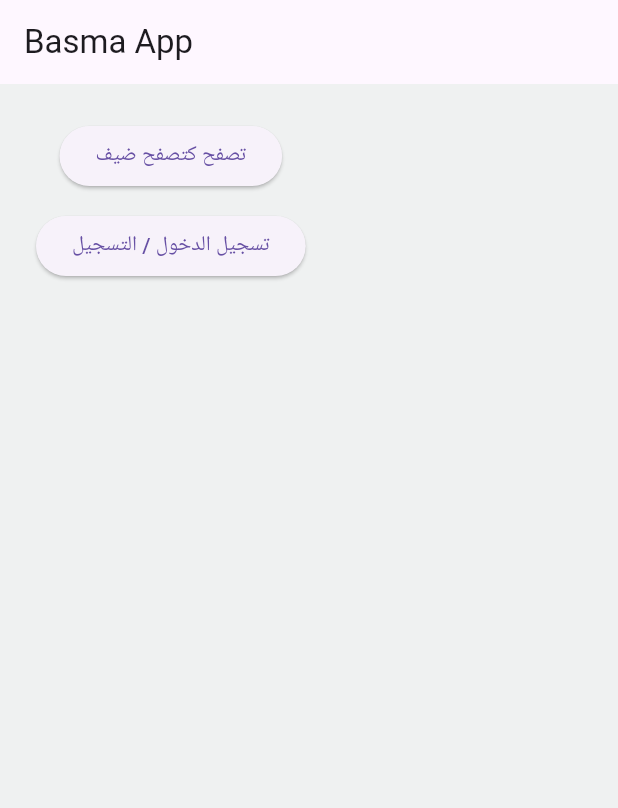
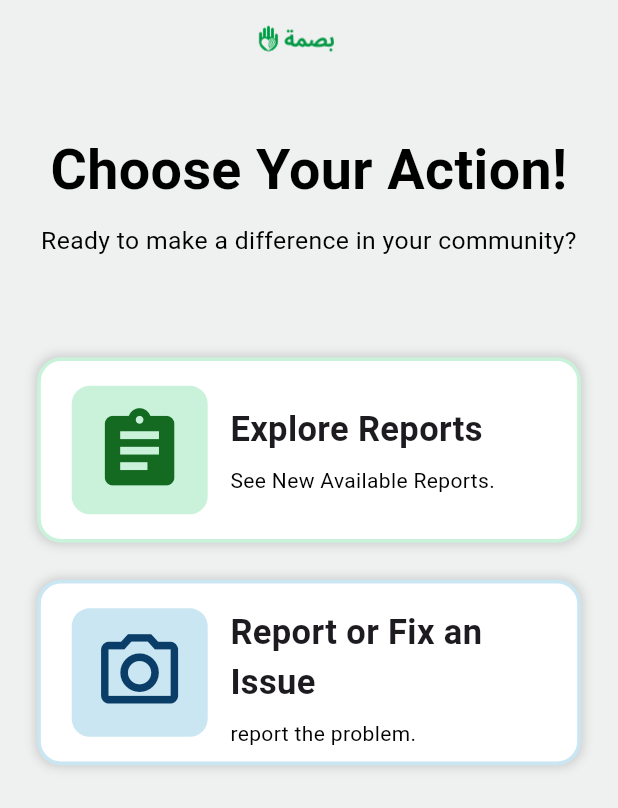
Before and after one commit to alkofahijo/basma-app, a Flutter app: the HomePage screen opened directly, on a phone screen of 412 x 824 dp. Shown: the top 808 px of the screen. Run offline on Flutter 3.47's test engine with Material 3 defaults, Android fonts, the light colour scheme and no system bars; our stand-ins replace image_picker, shared_preferences, smooth_page_indicator; accounts and stored records are empty.

Commit message:
re-design home screen

```diff
--- /dev/null
+++ b/FrontEnd/basma_app/lib/pages/custom_widgets.dart/home_screen_button.dart
@@ -0,0 +1,83 @@
+import 'package:flutter/material.dart';
+
+class HomeScreenButton extends StatelessWidget {
+  final IconData icon;
+  final String title;
+  final String subtitle;
+  final VoidCallback onTap;
+  final Color color;
+  final Color iconColor;
+  const HomeScreenButton({
+    super.key,
+    required this.icon,
+    required this.title,
+    required this.subtitle,
+    required this.onTap,
+    required this.color,
+    required this.iconColor,
+  });
+
+  @override
+  Widget build(BuildContext context) {
+    final size = MediaQuery.of(context).size;
+    return InkWell(
+      onTap: onTap,
+      borderRadius: BorderRadius.circular(16),
+      child: Container(
+        width: size.width * 1.0,
+        height: size.height * 0.15,
+        padding: EdgeInsets.symmetric(
+          vertical: size.height * 0.02,
+          horizontal: size.width * 0.05,
+        ),
+        decoration: BoxDecoration(
+          borderRadius: BorderRadius.circular(16),
+          border: Border.all(color: color, width: 2.5),
+          color: Colors.white,
+          boxShadow: [
+            BoxShadow(
+              // ignore: deprecated_member_use
+              color: const Color.fromARGB(255, 60, 60, 60).withOpacity(0.2),
+              blurRadius: 5,
+              spreadRadius: 1,
+            ),
+          ],
+        ),
+        child: Row(
+          children: [
+            Container(
+              width: size.width * 0.22,
+              height: size.width * 0.22,
+              decoration: BoxDecoration(
+                color: color,
+                borderRadius: BorderRadius.circular(12),
+              ),
+              child: Icon(icon, color: iconColor, size: size.width * 0.15),
+            ),
+            const SizedBox(width: 15),
+            Expanded(
+              child: Column(
+                crossAxisAlignment: CrossAxisAlignment.start,
+                mainAxisAlignment: MainAxisAlignment.center,
+                children: [
+                  Text(
+                    title,
+                    style: const TextStyle(
+                      fontWeight: FontWeight.bold,
+                      fontSize: 23,
+                    ),
+                  ),
+                  SizedBox(height: size.height * 0.009),
+                  Text(
+                    subtitle,
+                    style: const TextStyle(fontSize: 14, color: Colors.black),
+                  ),
+                ],
+              ),
+            ),
+          ],
+        ),
+      ),
+    );
+  }
+}
--- a/FrontEnd/basma_app/lib/pages/home_page.dart
+++ b/FrontEnd/basma_app/lib/pages/home_page.dart
@@ -1,3 +1,4 @@
+import 'package:basma_app/pages/custom_widgets.dart/home_screen_button.dart';
 import 'package:flutter/material.dart';
 import 'guest/guest_select_page.dart';
 import 'auth/login_page.dart';
@@ -6,28 +7,80 @@ class HomePage extends StatelessWidget {
   const HomePage({super.key});
   @override
   Widget build(BuildContext context) {
+    final size = MediaQuery.of(context).size;
     return Scaffold(
-      appBar: AppBar(title: const Text('Basma App')),
+      appBar: AppBar(
+        backgroundColor: Color(0xFFEFF1F1),
+        title: Image.asset(
+          "assets/images/logo-arabic-side.png",
+          height: size.height * 0.05,
+        ),
+        centerTitle: true,
+      ),
       body: Padding(
-        padding: const EdgeInsets.all(24.0),
+        padding: EdgeInsets.symmetric(
+          horizontal: size.width * 0.06,
+          vertical: size.height * 0.04,
+        ),
+        child: Center(
           child: Column(
             children: [
-            ElevatedButton(
-              onPressed: () => Navigator.push(
+              Text(
+                'Choose Your Action!',
+                textAlign: TextAlign.center,
+                style: TextStyle(
+                  fontSize: size.width * 0.090,
+                  fontWeight: FontWeight.bold,
+                  color: Colors.black,
+                  height: 1.3,
+                ),
+              ),
+
+              SizedBox(height: size.height * 0.015),
+
+              // Subtitle
+              Text(
+                'Ready to make a difference in your community?',
+                textAlign: TextAlign.center,
+                style: TextStyle(
+                  fontSize: size.width * 0.04,
+                  color: Colors.black,
+                  height: 1.4,
+                ),
+              ),
+
+              SizedBox(height: size.height * 0.08),
+
+              HomeScreenButton(
+                icon: Icons.assignment,
+                title: 'Explore Reports',
+                subtitle: 'See New Available Reports.',
+                onTap: () {
+                  Navigator.push(
                     context,
                     MaterialPageRoute(builder: (_) => const GuestSelectPage()),
+                  );
+                },
+                color: Color(0xFFCAF2DB),
+                iconColor: const Color.fromARGB(255, 19, 106, 32),
               ),
-              child: const Text('تصفح كتصفح ضيف'),
-            ),
-            const SizedBox(height: 12),
-            ElevatedButton(
-              onPressed: () => Navigator.push(
+              SizedBox(height: size.height * 0.03),
+
+              HomeScreenButton(
+                icon: Icons.camera_alt_outlined,
+                title: 'Report or Fix an Issue',
+                subtitle: 'report the problem.',
+                onTap: () {
+                  Navigator.push(
                     context,
                     MaterialPageRoute(builder: (_) => const LoginPage()),
-              ),
-              child: const Text('تسجيل الدخول / التسجيل'),
+                  );
+                },
+                color: Color(0xFFCAE6F2),
+                iconColor: const Color.fromARGB(255, 10, 62, 104),
               ),
             ],
+          ),
         ),
       ),
     );
```
Lines whose indentation alone changed are shown as unchanged.
